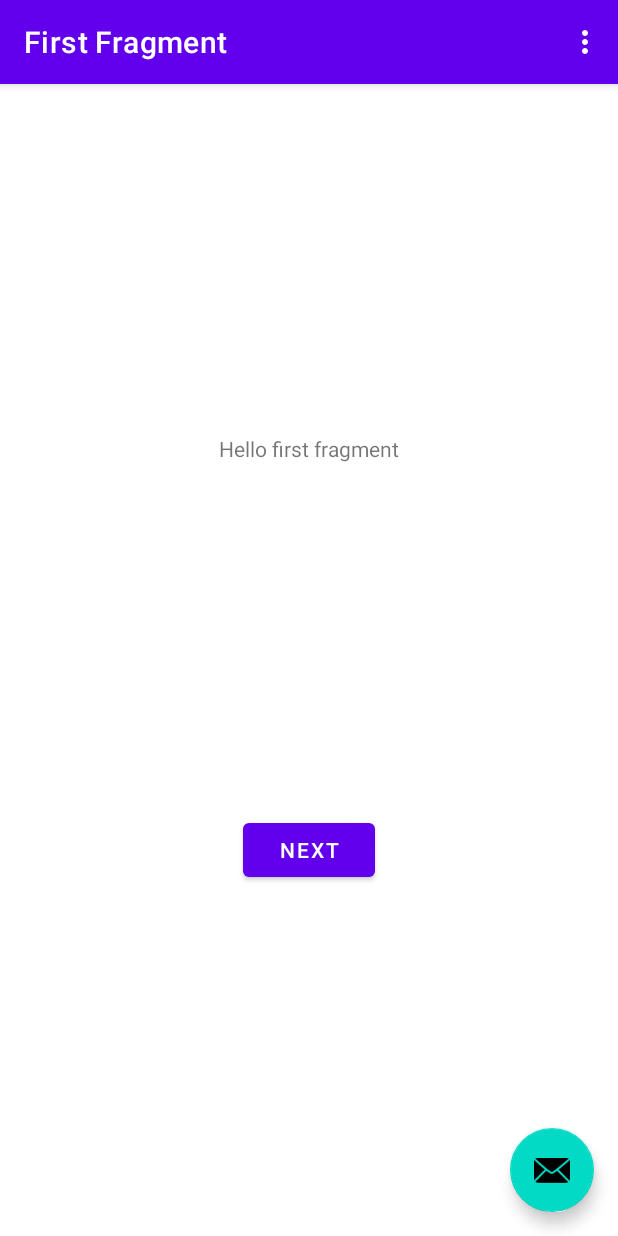
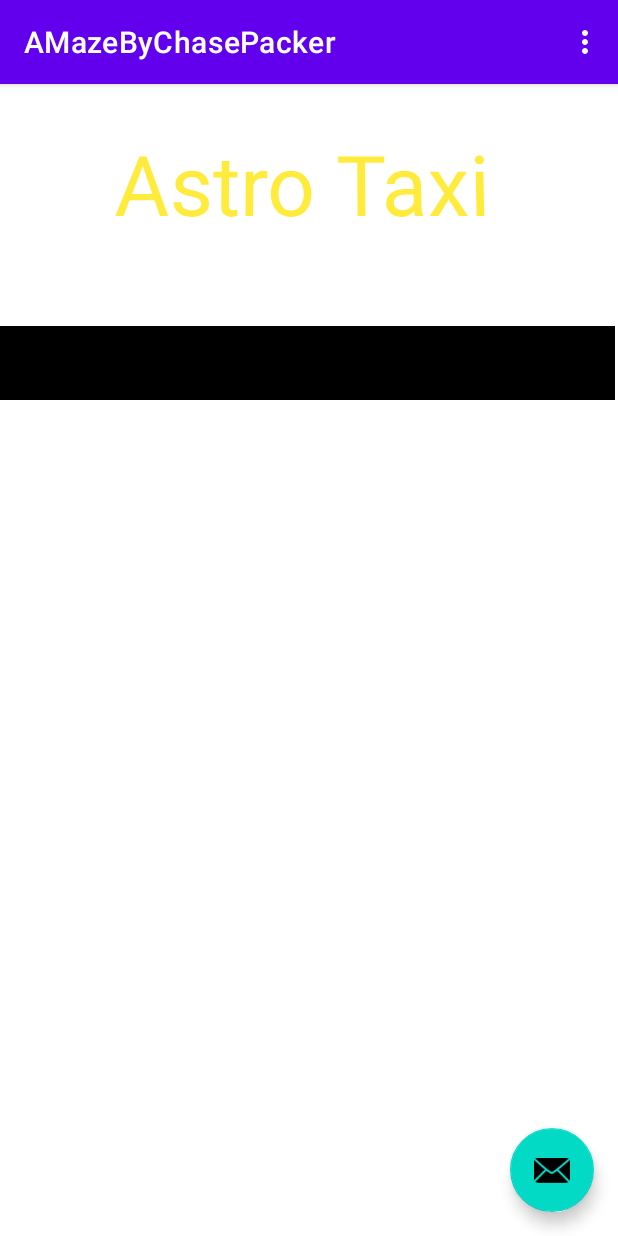
Before and after one commit to BlueBearon/AMaze, an Android app: the screen it shows after launch (AMazeActivity), on a phone screen of 412 x 824 dp. Run offline under Robolectric (Android 15) with nearby library versions, the phone set to English and light mode, and no system bars; our stand-ins replace navigation-ui; 3 statements that could not run were skipped.

Commit message:
Added variables to Activities for operations to occur

```diff
--- a/app/src/main/java/edu/wm/cs/cs301/amazebychasepacker/gui/AMazeActivity.java
+++ b/app/src/main/java/edu/wm/cs/cs301/amazebychasepacker/gui/AMazeActivity.java
@@ -24,6 +24,16 @@ public class AMazeActivity extends AppCompatActivity {
     private AppBarConfiguration appBarConfiguration;
     private ActivityMainBinding binding;
 
+
+    private int SkillLevel = 0;
+    private boolean hasRooms = true;
+    //will later inherit Order
+    private int builder = 0;
+    private String[] builders = {"DFS", "Prim", "Boruvka"};
+    private boolean GenerateNew = true;
+    private int seed = 13;
+
+
     @Override
     protected void onCreate(Bundle savedInstanceState) {
         super.onCreate(savedInstanceState);
@@ -33,7 +43,7 @@ public class AMazeActivity extends AppCompatActivity {
 
         setSupportActionBar(binding.toolbar);
 
-        NavController navController = Navigation.findNavController(this, R.id.nav_host_fragment_content_main);
+        NavController navController = Navigation.findNavController(this, R.id.Title);
         appBarConfiguration = new AppBarConfiguration.Builder(navController.getGraph()).build();
         NavigationUI.setupActionBarWithNavController(this, navController, appBarConfiguration);
 
@@ -70,7 +80,7 @@ public class AMazeActivity extends AppCompatActivity {
 
     @Override
     public boolean onSupportNavigateUp() {
-        NavController navController = Navigation.findNavController(this, R.id.nav_host_fragment_content_main);
+        NavController navController = Navigation.findNavController(this, R.id.Title);
         return NavigationUI.navigateUp(navController, appBarConfiguration)
                 || super.onSupportNavigateUp();
     }
--- a/app/src/main/java/edu/wm/cs/cs301/amazebychasepacker/gui/LosingActivity.java
+++ b/app/src/main/java/edu/wm/cs/cs301/amazebychasepacker/gui/LosingActivity.java
@@ -21,6 +21,9 @@ public class LosingActivity extends AppCompatActivity {
 
     private AppBarConfiguration appBarConfiguration;
     private ActivityLosing2Binding binding;
+
+    private int pathLength = 0;
+    private int energyConsumed = 3400;
 
     @Override
     protected void onCreate(Bundle savedInstanceState) {
--- a/app/src/main/java/edu/wm/cs/cs301/amazebychasepacker/gui/PlayManuallyActivity.java
+++ b/app/src/main/java/edu/wm/cs/cs301/amazebychasepacker/gui/PlayManuallyActivity.java
@@ -21,6 +21,12 @@ public class PlayManuallyActivity extends AppCompatActivity {
 
     private AppBarConfiguration appBarConfiguration;
     private ActivityPlayManuallyBinding binding;
+
+    private boolean fullMazeView = false;
+    private boolean showSolution = false;
+    private boolean showVisableWalls = false;
+    private double MapScale = 1.0;
+    private int PathLength = 0;
 
     @Override
     protected void onCreate(Bundle savedInstanceState) {
--- a/app/src/main/java/edu/wm/cs/cs301/amazebychasepacker/gui/WinningActivity.java
+++ b/app/src/main/java/edu/wm/cs/cs301/amazebychasepacker/gui/WinningActivity.java
@@ -21,6 +21,9 @@ public class WinningActivity extends AppCompatActivity {
 
     private AppBarConfiguration appBarConfiguration;
     private ActivityWinningBinding binding;
+
+    private int pathLength = 0;
+    private int energyConsumed = 3400;
 
     @Override
     protected void onCreate(Bundle savedInstanceState) {
--- a/app/src/main/res/layout/content_main.xml
+++ b/app/src/main/res/layout/content_main.xml
@@ -1,19 +1,47 @@
 <?xml version="1.0" encoding="utf-8"?>
 <androidx.constraintlayout.widget.ConstraintLayout xmlns:android="http://schemas.android.com/apk/res/android"
     xmlns:app="http://schemas.android.com/apk/res-auto"
+    xmlns:tools="http://schemas.android.com/tools"
     android:layout_width="match_parent"
     android:layout_height="match_parent"
-    app:layout_behavior="@string/appbar_scrolling_view_behavior">
+    android:textAlignment="center">
 
-    <fragment
-        android:id="@+id/nav_host_fragment_content_main"
-        android:name="androidx.navigation.fragment.NavHostFragment"
-        android:layout_width="0dp"
-        android:layout_height="0dp"
-        app:defaultNavHost="true"
+    <TextView
+        android:id="@+id/Title"
+        android:layout_width="259dp"
+        android:layout_height="74dp"
+        android:layout_marginStart="74dp"
+        android:layout_marginTop="8dp"
+        android:layout_marginEnd="74dp"
+        android:layout_marginBottom="200dp"
+        android:rotationX="4"
+        android:text="Astro Taxi"
+        android:textAppearance="@style/TextAppearance.AppCompat.Display3"
+        android:textColor="#FFEB3B"
+        android:visibility="visible"
         app:layout_constraintBottom_toBottomOf="parent"
-        app:layout_constraintLeft_toLeftOf="parent"
-        app:layout_constraintRight_toRightOf="parent"
+        app:layout_constraintEnd_toEndOf="parent"
+        app:layout_constraintStart_toStartOf="parent"
         app:layout_constraintTop_toTopOf="parent"
-        app:navGraph="@navigation/nav_graph" />
+        app:layout_constraintVertical_bias="0.142"
+        tools:visibility="visible" />
+
+    <Spinner
+        android:id="@+id/spinner"
+        android:layout_width="410dp"
+        android:layout_height="49dp"
+        android:layout_marginTop="50dp"
+        android:layout_marginBottom="511dp"
+        android:accessibilityHeading="false"
+        android:background="#000000"
+        android:spinnerMode="dropdown"
+        android:visibility="visible"
+        app:layout_constraintBottom_toBottomOf="parent"
+        app:layout_constraintEnd_toEndOf="parent"
+        app:layout_constraintHorizontal_bias="0.0"
+        app:layout_constraintStart_toStartOf="parent"
+        app:layout_constraintTop_toBottomOf="@+id/Title"
+        app:layout_constraintVertical_bias="0.16"
+        tools:visibility="visible" />
+
 </androidx.constraintlayout.widget.ConstraintLayout>
```
Also changed, not shown: app/src/main/java/edu/wm/cs/cs301/amazebychasepacker/gui/GeneratingActivity.java (+18 -0 lines), app/src/main/java/edu/wm/cs/cs301/amazebychasepacker/gui/PlayAnimationActivity.java (+23 -0 lines), app/src/main/res/drawable-highdr/star_background.jpg (added).
